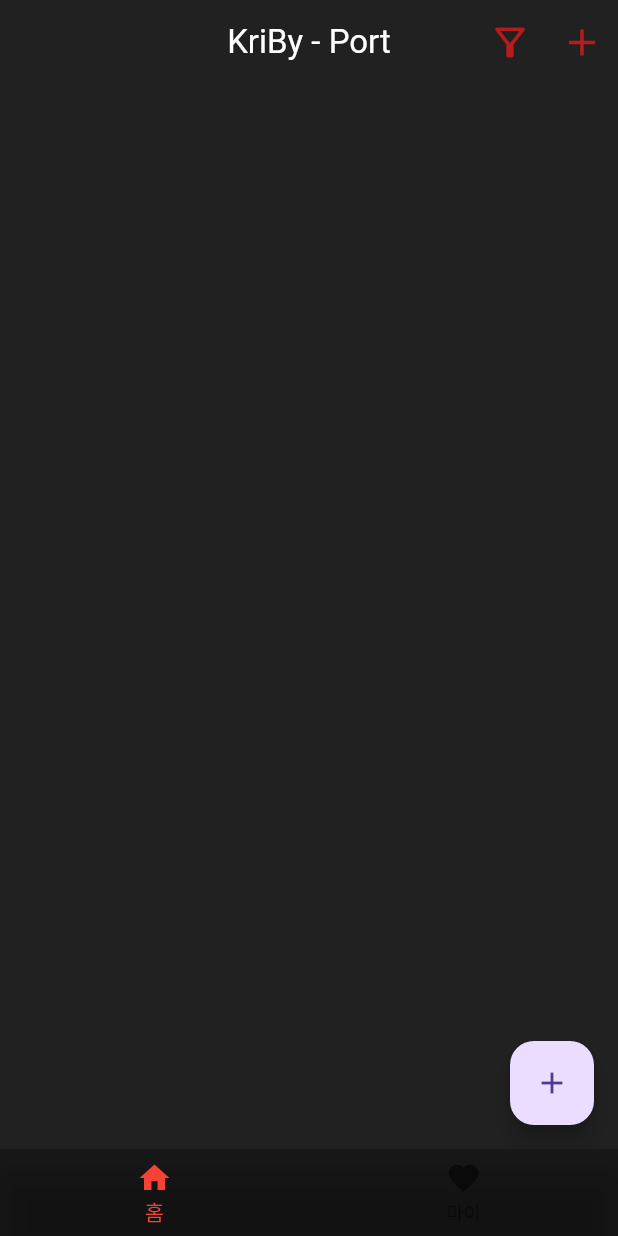
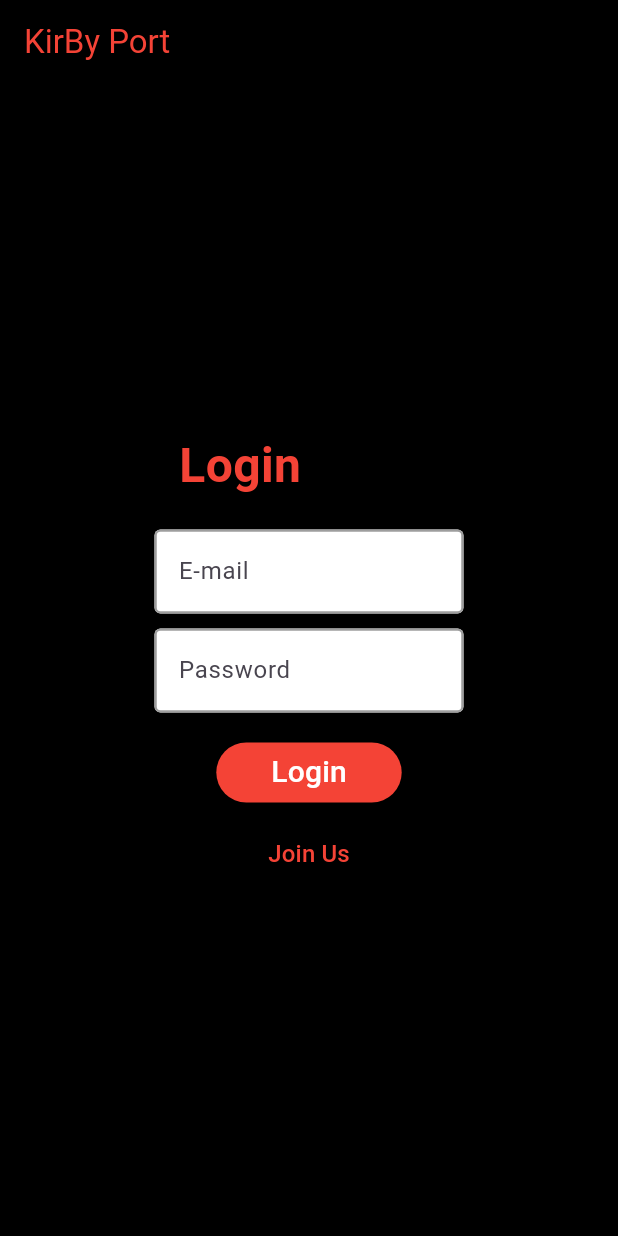
Before and after one commit to gho94/kirbyPort, a Flutter app: the screen it shows after launch, on a phone screen of 412 x 824 dp. Run offline on Flutter 3.47's test engine with Material 3 defaults, Android fonts, the phone set to English and light mode, and no system bars; our stand-ins replace device_info_plus, flutter_local_notifications, go_router, socket_io_client, sqflite, timezone; accounts and stored records are empty.

Commit message:
[Feat] 로그인 화면 추가
1. 로그인 화면 추가 (로직없음)
2. 라우팅 경로 추가
3. 기존 라우팅 경로 변경

```diff
--- a/kirby_port_app/lib/route.dart
+++ b/kirby_port_app/lib/route.dart
@@ -3,17 +3,33 @@ import 'package:go_router/go_router.dart';
 import 'package:kirby_port_app/screen/chat_screen.dart';
 import 'package:kirby_port_app/screen/create_room_screen.dart';
 import 'package:kirby_port_app/screen/home_screen.dart';
+import 'package:kirby_port_app/screen/join_screen.dart';
+import 'package:kirby_port_app/screen/login_screen.dart';
 import 'package:kirby_port_app/screen/my_room_screen.dart';
 import 'package:kirby_port_app/screen/room_list_screen.dart';
 import 'package:kirby_port_app/screen/topic_filter_screen.dart';
 
 GoRouter get router => _router;
 
-// Branch Protection Rule  테스트
 final GoRouter _router = GoRouter(
+  initialLocation: '/login',
   routes: <RouteBase>[
     GoRoute(
-      path: '/',
+      path: '/login',
+      builder: (BuildContext context, GoRouterState state) {
+        return const LoginScreen();
+      },
+      routes: <RouteBase>[
+        GoRoute(
+          path: "join",
+          builder: (BuildContext context, GoRouterState state) {
+            return const JoinScreen();
+          },
+        ),
+      ],
+    ),
+    GoRoute(
+      path: '/home',
       builder: (BuildContext context, GoRouterState state) {
         return const HomeScreen();
       },
--- a/kirby_port_app/lib/screen/home_screen.dart
+++ b/kirby_port_app/lib/screen/home_screen.dart
@@ -45,14 +45,14 @@ class _HomeScreenState extends State<HomeScreen> {
                 color: Colors.red[900],
                 size: 30,
               ),
-              onPressed: () => context.push("/topic-filter")),
+              onPressed: () => context.push("/home/topic-filter")),
           IconButton(
               icon: Icon(
                 Icons.add,
                 color: Colors.red[900],
                 size: 30,
               ),
-              onPressed: () => context.push("/create-room")),
+              onPressed: () => context.push("/home/create-room")),
         ],
       ),
       body: PageView(
--- /dev/null
+++ b/kirby_port_app/lib/screen/login_screen.dart
@@ -0,0 +1,130 @@
+import 'package:flutter/material.dart';
+import 'package:go_router/go_router.dart';
+
+class LoginScreen extends StatefulWidget {
+  const LoginScreen({super.key});
+
+  @override
+  State<LoginScreen> createState() => _LoginScreenState();
+}
+
+class _LoginScreenState extends State<LoginScreen> {
+  @override
+  Widget build(BuildContext context) {
+    return Scaffold(
+      backgroundColor: Colors.black,
+      resizeToAvoidBottomInset: false,
+      appBar: AppBar(
+        title: const Align(
+          alignment: Alignment.centerLeft,
+          child: Text(
+            'KirBy Port',
+            style: TextStyle(color: Colors.red),
+          ),
+        ),
+        backgroundColor: Colors.transparent,
+      ),
+      body: Padding(
+        padding: EdgeInsets.symmetric(horizontal: MediaQuery.of(context).size.width * 0.25),
+        child: Form(
+          child: Column(
+            mainAxisAlignment: MainAxisAlignment.center,
+            children: [
+              const Row(
+                mainAxisAlignment: MainAxisAlignment.start,
+                children: [
+                  // // Image.asset(
+                  // //   'assets/kirby.gif',
+                  // //   width: 100,
+                  // //   height: 100,
+                  // // ),
+                  Text('  Login', style: TextStyle(fontSize: 32, fontWeight: FontWeight.bold, color: Colors.red)),
+                ],
+              ),
+              const SizedBox(height: 20),
+              TextFormField(
+                validator: (value) {
+                  if (value!.isEmpty) {
+                    return '이메일을 입력해주세요.';
+                  }
+                  return null;
+                },
+                decoration: const InputDecoration(
+                  border: OutlineInputBorder(),
+                  labelText: "E-mail",
+                  enabledBorder: OutlineInputBorder(
+                    borderSide: BorderSide(
+                      color: Color.fromARGB(255, 158, 158, 158),
+                      width: 1.5,
+                    ),
+                  ),
+                  focusedBorder: OutlineInputBorder(
+                    borderSide: BorderSide(
+                      color: Colors.red,
+                      width: 1.5,
+                    ),
+                  ),
+                  filled: true,
+                  fillColor: Colors.white,
+                ),
+                keyboardType: TextInputType.emailAddress,
+              ),
+              const SizedBox(height: 10),
+              TextFormField(
+                validator: (value) {
+                  if (value!.isEmpty) {
+                    return '비밀번호를 입력해주세요.';
+                  }
+                  return null;
+                },
+                decoration: const InputDecoration(
+                  border: OutlineInputBorder(),
+                  labelText: "Password",
+                  enabledBorder: OutlineInputBorder(
+                    borderSide: BorderSide(
+                      color: Color.fromARGB(255, 158, 158, 158),
+                      width: 1.5,
+                    ),
+                  ),
+                  focusedBorder: OutlineInputBorder(
+                    borderSide: BorderSide(
+                      color: Colors.red,
+                      width: 1.5,
+                    ),
+                  ),
+                  filled: true,
+                  fillColor: Colors.white,
+                ),
+                obscureText: true,
+              ),
+              const SizedBox(height: 20),
+              SizedBox(
+                width: MediaQuery.of(context).size.width * 0.3,
+                height: 40,
+                child: ElevatedButton(
+                  onPressed: () {
+                    GoRouter.of(context).go('/home');
+                  },
+                  style: ElevatedButton.styleFrom(backgroundColor: const Color(0xfff44336)),
+                  child: const Text('Login', style: TextStyle(color: Color(0xFFFfffff), fontSize: 20)),
+                ),
+              ),
+              const SizedBox(height: 10),
+              SizedBox(
+                width: MediaQuery.of(context).size.width,
+                child: TextButton(
+                    onPressed: () {
+                      context.push('/login/join');
+                    },
+                    child: const Text(
+                      'Join Us',
+                      style: TextStyle(color: Colors.red, fontSize: 16),
+                    )),
+              ),
+            ],
+          ),
+        ),
+      ),
+    );
+  }
+}
--- a/kirby_port_app/lib/screen/my_room_screen.dart
+++ b/kirby_port_app/lib/screen/my_room_screen.dart
@@ -70,7 +70,7 @@ class _MyRoomScreenState extends State<MyRoomScreen> with InfiniteScrollMixin {
             ),
           ),
           floatingActionButton: FloatingActionButton(
-            onPressed: () => context.push("/create-room"),
+            onPressed: () => context.push("/home/create-room"),
             child: const Icon(Icons.add),
           ),
         );
```
Also changed, not shown: kirby_port_app/lib/component/room_item.dart (+7 -18 lines), kirby_port_app/lib/screen/join_screen.dart (added, +188 -0 lines).
